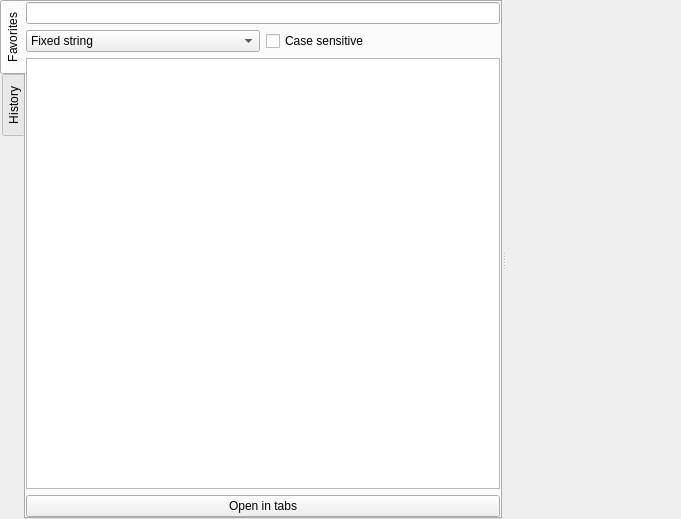
Before: the Qt Designer form src/plugins/poshuku/poshuku.ui in 0xd34df00d/leechcraft, drawn with Qt 5.
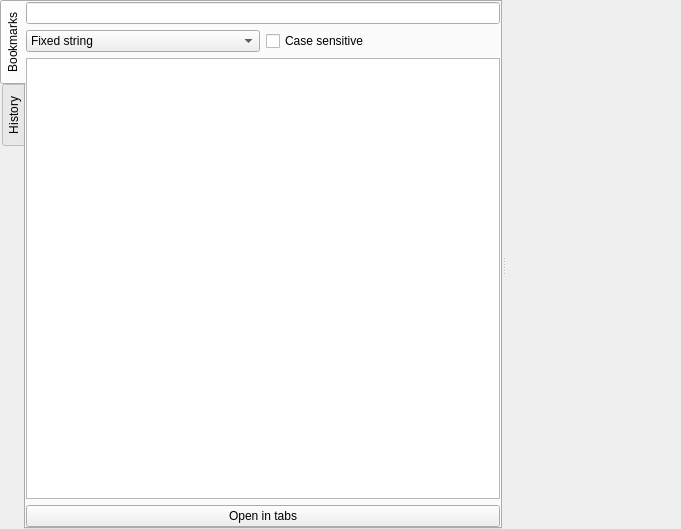
After: the same form once the commit is applied. The open tabs and pages were chosen to show the change. Icons and pictures are not drawn. Custom widgets are drawn as their Qt base class.

Commit message: Poshuku: editing bookmark and removing it via context menu.

Diff of the .ui file:
```diff
--- a/src/plugins/poshuku/poshuku.ui
+++ b/src/plugins/poshuku/poshuku.ui
@@ -7,7 +7,7 @@
     <x>0</x>
     <y>0</y>
     <width>681</width>
-    <height>519</height>
+    <height>529</height>
    </rect>
   </property>
   <property name="windowTitle">
@@ -41,7 +41,7 @@
          </property>
          <widget class="QWidget" name="FavoritesTab_">
           <attribute name="title">
-           <string>Favorites</string>
+           <string>Bookmarks</string>
           </attribute>
           <layout class="QVBoxLayout" name="verticalLayout_4">
            <property name="margin">
```
Left out of the diff: 25 changed lines with no effect on the pictures. The commit also changes 8 other files.
